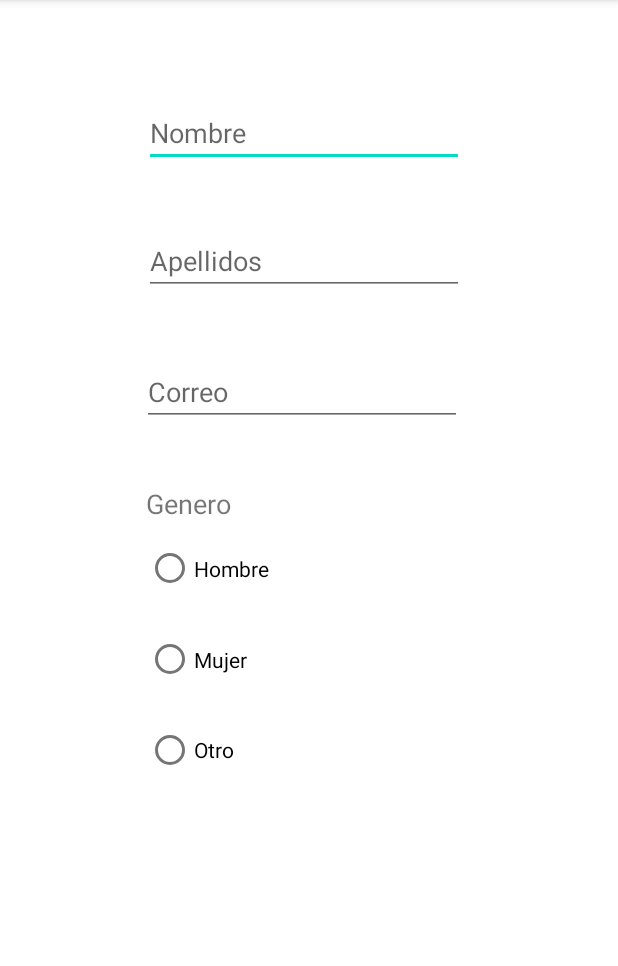
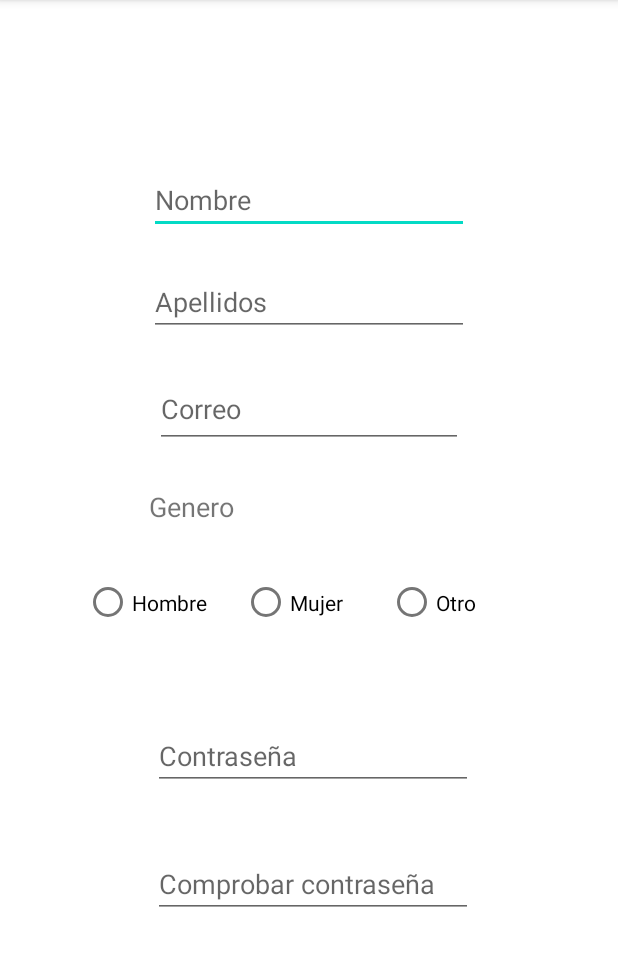
Before and after one commit to Martagomez5/DescubreMadrid, an Android app: the Registro screen opened directly, with no data from a screen before it, on a phone screen of 412 x 824 dp, the part 84-1050 px from its top. Run offline under Robolectric (Android 15) with nearby library versions, the phone set to English and light mode, and no system bars.

Commit message:
Modificacion de la activity_registro.xml y puesta de permiso de ubicacion

```diff
--- a/app/src/main/res/layout/activity_main.xml
+++ b/app/src/main/res/layout/activity_main.xml
@@ -4,6 +4,7 @@
     xmlns:tools="http://schemas.android.com/tools"
     android:layout_width="match_parent"
     android:layout_height="match_parent"
+    android:scrollbarFadeDuration="@android:integer/config_shortAnimTime"
     tools:context=".MainActivity">
 
     <TextView
@@ -36,6 +37,7 @@
         style="?android:attr/progressBarStyle"
         android:layout_width="141dp"
         android:layout_height="103dp"
+        android:scrollbarFadeDuration="3"
         app:layout_constraintBottom_toBottomOf="parent"
         app:layout_constraintEnd_toEndOf="parent"
         app:layout_constraintHorizontal_bias="0.459"
--- a/app/src/main/res/layout/activity_registro.xml
+++ b/app/src/main/res/layout/activity_registro.xml
@@ -5,6 +5,12 @@
     android:layout_width="match_parent"
     android:layout_height="match_parent"
     tools:context=".Registro">
+
+    <androidx.constraintlayout.widget.ConstraintLayout
+        android:layout_width="match_parent"
+        android:layout_height="match_parent"
+        tools:layout_editor_absoluteX="-30dp"
+        tools:layout_editor_absoluteY="-174dp">
 
         <EditText
             android:id="@+id/editTextNombre"
@@ -15,73 +21,114 @@
             android:inputType="textPersonName"
             app:layout_constraintBottom_toBottomOf="parent"
             app:layout_constraintEnd_toEndOf="parent"
-        app:layout_constraintHorizontal_bias="0.482"
+            app:layout_constraintHorizontal_bias="0.5"
             app:layout_constraintStart_toStartOf="parent"
             app:layout_constraintTop_toTopOf="parent"
-        app:layout_constraintVertical_bias="0.091" />
+            app:layout_constraintVertical_bias="0.153" />
+
+        <EditText
+            android:id="@+id/editTextCorreo"
+            android:layout_width="205dp"
+            android:layout_height="51dp"
+            android:ems="10"
+            android:hint="Correo"
+            android:inputType="textEmailAddress"
+            app:layout_constraintBottom_toBottomOf="parent"
+            app:layout_constraintEnd_toEndOf="parent"
+            app:layout_constraintHorizontal_bias="0.5"
+            app:layout_constraintStart_toStartOf="parent"
+            app:layout_constraintTop_toTopOf="parent"
+            app:layout_constraintVertical_bias="0.345" />
 
         <EditText
             android:id="@+id/editTextApellidos"
             android:layout_width="wrap_content"
             android:layout_height="wrap_content"
-        android:layout_marginStart="96dp"
-        android:layout_marginLeft="96dp"
             android:ems="10"
             android:hint="Apellidos"
             android:inputType="textPersonName"
             app:layout_constraintBottom_toBottomOf="parent"
+            app:layout_constraintEnd_toEndOf="parent"
+            app:layout_constraintHorizontal_bias="0.5"
             app:layout_constraintStart_toStartOf="parent"
             app:layout_constraintTop_toTopOf="parent"
-        app:layout_constraintVertical_bias="0.209" />
-
-    <EditText
-        android:id="@+id/editTextCorreo"
-        android:layout_width="wrap_content"
-        android:layout_height="wrap_content"
-        android:ems="10"
-        android:hint="Correo"
-        android:inputType="textEmailAddress"
-        app:layout_constraintBottom_toBottomOf="parent"
-        app:layout_constraintEnd_toEndOf="parent"
-        app:layout_constraintHorizontal_bias="0.477"
-        app:layout_constraintStart_toStartOf="parent"
-        app:layout_constraintTop_toTopOf="parent"
-        app:layout_constraintVertical_bias="0.33" />
-
-    <RadioGroup
-        android:layout_width="213dp"
-        android:layout_height="206dp"
-        app:layout_constraintBottom_toBottomOf="parent"
-        app:layout_constraintEnd_toEndOf="parent"
-        app:layout_constraintHorizontal_bias="0.489"
-        app:layout_constraintStart_toStartOf="parent"
-        app:layout_constraintTop_toTopOf="parent"
-        app:layout_constraintVertical_bias="0.575">
+            app:layout_constraintVertical_bias="0.247" />
 
         <TextView
             android:id="@+id/textView4"
-            android:layout_width="match_parent"
-            android:layout_height="wrap_content"
+            android:layout_width="214dp"
+            android:layout_height="37dp"
             android:text="Genero"
-            android:textSize="18sp" />
+            android:textSize="18sp"
+            app:layout_constraintBottom_toBottomOf="parent"
+            app:layout_constraintEnd_toEndOf="parent"
+            app:layout_constraintHorizontal_bias="0.5"
+            app:layout_constraintStart_toStartOf="parent"
+            app:layout_constraintTop_toTopOf="parent"
+            app:layout_constraintVertical_bias="0.445" />
+
+        <RadioGroup
+            android:id="@+id/radioGroup"
+            android:layout_width="300dp"
+            android:layout_height="66dp"
+            android:orientation="horizontal"
+            app:layout_constraintBottom_toBottomOf="parent"
+            app:layout_constraintEnd_toEndOf="parent"
+            app:layout_constraintHorizontal_bias="0.5"
+            app:layout_constraintStart_toStartOf="parent"
+            app:layout_constraintTop_toTopOf="parent"
+            app:layout_constraintVertical_bias="0.528">
 
             <RadioButton
-            android:id="@+id/radioButton"
-            android:layout_width="match_parent"
+                android:id="@+id/radioButtonHombre"
+                android:layout_width="105dp"
                 android:layout_height="62dp"
                 android:text="Hombre" />
 
             <RadioButton
-            android:id="@+id/radioButton2"
-            android:layout_width="match_parent"
-            android:layout_height="59dp"
+                android:id="@+id/radioButtonMujer"
+                android:layout_width="105dp"
+                android:layout_height="62dp"
+                android:layout_weight="1"
                 android:text="Mujer" />
 
             <RadioButton
-            android:id="@+id/radioButton3"
-            android:layout_width="match_parent"
-            android:layout_height="61dp"
+                android:id="@+id/radioButtonOtro"
+                android:layout_width="105dp"
+                android:layout_height="62dp"
+                android:layout_weight="1"
                 android:text="Otro" />
+
         </RadioGroup>
 
+        <EditText
+            android:id="@+id/editTextTextContraseña"
+            android:layout_width="wrap_content"
+            android:layout_height="wrap_content"
+            android:ems="10"
+            android:hint="Contraseña"
+            android:inputType="textPassword"
+            app:layout_constraintBottom_toBottomOf="parent"
+            app:layout_constraintEnd_toEndOf="parent"
+            app:layout_constraintHorizontal_bias="0.512"
+            app:layout_constraintStart_toStartOf="parent"
+            app:layout_constraintTop_toTopOf="parent"
+            app:layout_constraintVertical_bias="0.666" />
+
+        <EditText
+            android:id="@+id/editTextTextComprobarContraseña"
+            android:layout_width="wrap_content"
+            android:layout_height="wrap_content"
+            android:ems="10"
+            android:hint="Comprobar contraseña"
+            android:inputType="textPassword"
+            app:layout_constraintBottom_toBottomOf="parent"
+            app:layout_constraintEnd_toEndOf="parent"
+            app:layout_constraintHorizontal_bias="0.512"
+            app:layout_constraintStart_toStartOf="parent"
+            app:layout_constraintTop_toTopOf="parent"
+            app:layout_constraintVertical_bias="0.784" />
+
     </androidx.constraintlayout.widget.ConstraintLayout>
+
+</androidx.constraintlayout.widget.ConstraintLayout>
--- /dev/null
+++ b/app/src/main/res/values/integers.xml
@@ -0,0 +1,5 @@
+<?xml version="1.0" encoding="utf-8"?>
+<resources>
+    <integer name="config_tiempo">20</integer>
+    <integer name="configuracion_barra">3</integer>
+</resources>
```
Also changed, not shown: app/src/main/AndroidManifest.xml (+13 -5 lines), app/src/main/java/com/example/descubremadrid/Login.java (+34 -0 lines), app/src/main/java/com/example/descubremadrid/MainActivity.java (+45 -4 lines), app/src/main/java/com/example/descubremadrid/Principal.java (deleted, +0 -14 lines), app/src/main/res/layout/activity_login.xml (+58 -4 lines), app/src/main/res/layout/activity_principal.xml (deleted, +0 -9 lines). Lines whose indentation alone changed are shown as unchanged.
